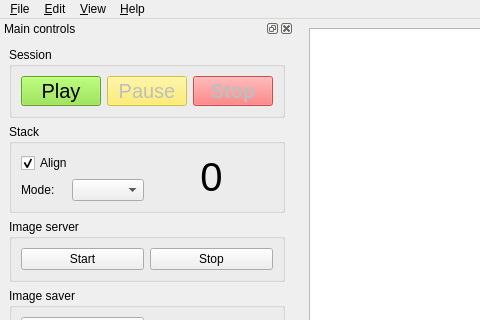
Before: the Qt Designer form src/als/ui/als_ui.ui in gehelem/als, drawn with Qt 5; both pictures show x 0 to 480 and y 0 to 320 of the 1075 by 974 pixel window.
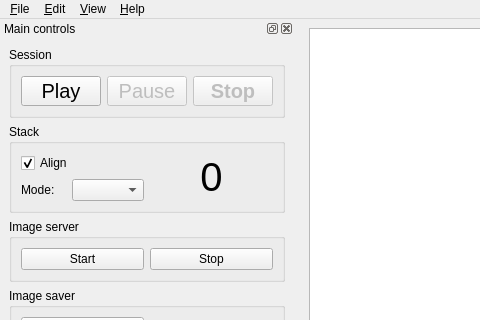
After: the same form once the commit is applied. Custom widgets are drawn as their Qt base class.

```diff
--- a/src/als/ui/als_ui.ui
+++ b/src/als/ui/als_ui.ui
@@ -149,7 +149,7 @@
              <string>Start / Resume session</string>
             </property>
             <property name="styleSheet">
-             <string notr="true">background-color: rgb(138, 226, 52)</string>
+             <string notr="true"/>
             </property>
             <property name="text">
              <string>Play</string>
@@ -182,7 +182,7 @@
              <string>Pause session</string>
             </property>
             <property name="styleSheet">
-             <string notr="true">background-color: rgb(252, 233, 79)</string>
+             <string notr="true"/>
             </property>
             <property name="text">
              <string>Pause</string>
@@ -218,7 +218,7 @@
              <string>Stop Session</string>
             </property>
             <property name="styleSheet">
-             <string notr="true">background-color: rgb(255, 89, 89)</string>
+             <string notr="true"/>
             </property>
             <property name="text">
              <string>Stop</string>
```
